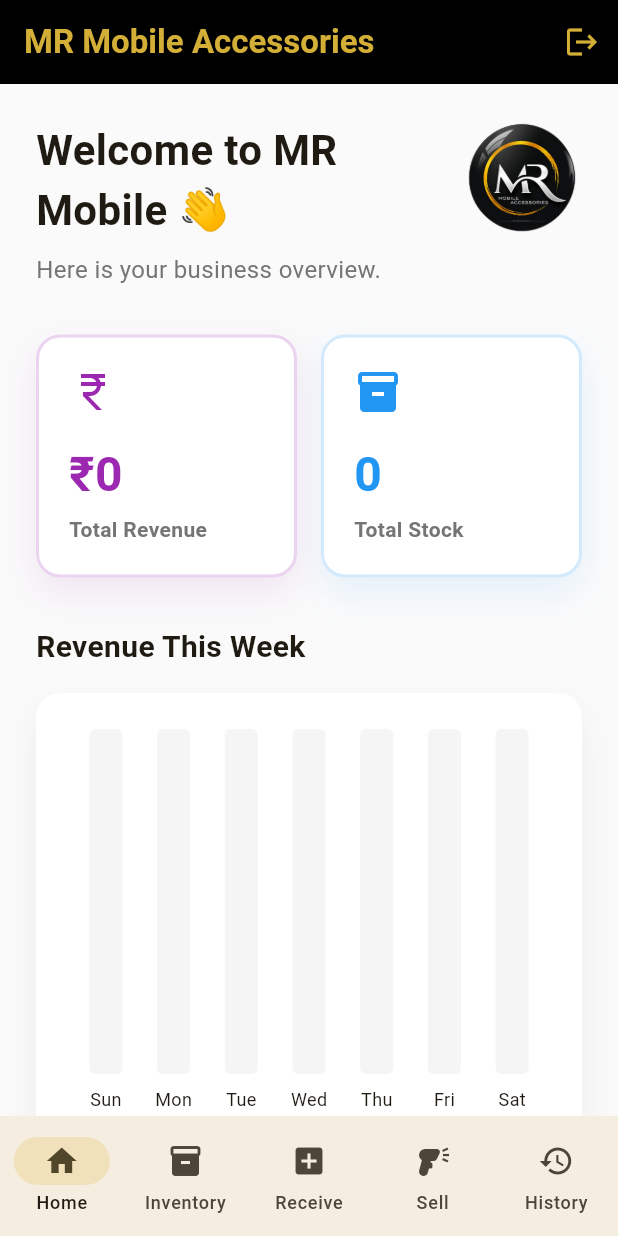
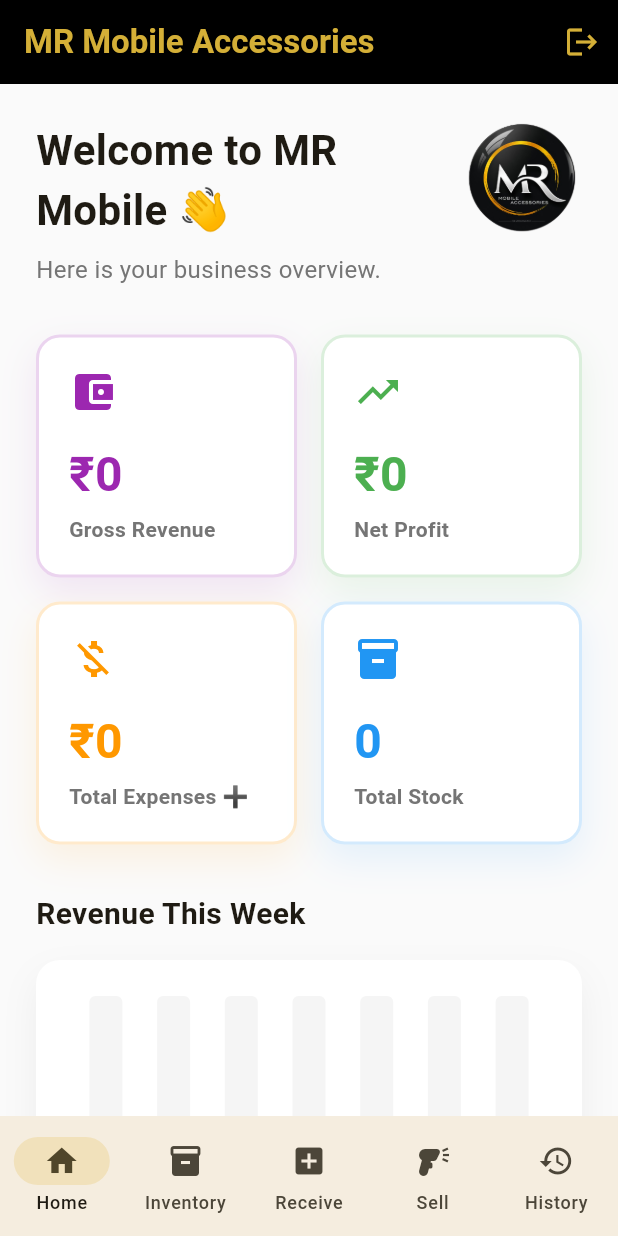
Before and after one commit to kundandr05/mr_shop_inventory, a Flutter app: the screen it shows once a user with an empty profile is signed in, on a phone screen of 412 x 824 dp. Run offline on Flutter 3.47's test engine with Material 3 defaults, Android fonts, the phone set to English and light mode, and no system bars; drawn by our look-alikes of fl_chart; our stand-ins replace image_picker, pdf, printing, share_plus, supabase_flutter; missing offline and left inert: simple_barcode_scanner; accounts and stored records are empty.

Commit message:
Added Expense and Profit Tracking

```diff
--- a/lib/screens/home_screen.dart
+++ b/lib/screens/home_screen.dart
@@ -14,6 +14,8 @@
   int totalProducts = 0;
   int totalStock = 0;
   double totalRevenue = 0.0;
+  double totalExpenses = 0.0;
+  double netProfit = 0.0;
   List<double> weeklySales = List.filled(7, 0.0);
   DateTime startOfWeek = DateTime.now();
   List<dynamic> lowStockProducts = [];
@@ -29,6 +31,7 @@
     try {
       final products = await SupabaseService.getProducts();
       final soldUnits = await SupabaseService.getSoldUnits();
+      final expenses = await SupabaseService.getExpenses();
 
       int stockCount = 0;
       List<dynamic> lowStock = [];
@@ -61,12 +64,19 @@
         }
       }
 
+      double exp = 0;
+      for (var expense in expenses) {
+        exp += (expense['amount'] as num).toDouble();
+      }
+
       if (mounted) {
         setState(() {
           totalProducts = products.length;
           totalStock = stockCount;
           lowStockProducts = lowStock;
           totalRevenue = rev;
+          totalExpenses = exp;
+          netProfit = rev - exp;
           weeklySales = wSales;
           _isLoading = false;
         });
@@ -74,6 +84,38 @@
     } catch (e) {
       if (mounted) setState(() => _isLoading = false);
     }
+  }
+
+  void _showAddExpenseDialog() {
+    final descCtrl = TextEditingController();
+    final amountCtrl = TextEditingController();
+
+    showDialog(
+      context: context,
+      builder: (ctx) => AlertDialog(
+        title: const Text('Log New Expense'),
+        content: Column(
+          mainAxisSize: MainAxisSize.min,
+          children: [
+            TextField(controller: descCtrl, decoration: const InputDecoration(labelText: 'Description (e.g. Rent, Stock)')),
+            TextField(controller: amountCtrl, decoration: const InputDecoration(labelText: 'Amount (₹)'), keyboardType: TextInputType.number),
+          ],
+        ),
+        actions: [
+          TextButton(onPressed: () => Navigator.pop(ctx), child: const Text('Cancel')),
+          ElevatedButton(
+            onPressed: () async {
+              if (descCtrl.text.isEmpty || amountCtrl.text.isEmpty) return;
+              Navigator.pop(ctx);
+              setState(() => _isLoading = true);
+              await SupabaseService.addExpense(descCtrl.text, double.tryParse(amountCtrl.text) ?? 0.0);
+              _loadStats();
+            },
+            child: const Text('Save Expense'),
+          ),
+        ],
+      )
+    );
   }
 
   @override
@@ -113,10 +155,35 @@
             children: [
               Expanded(
                 child: _buildStatCard(
-                  title: 'Total Revenue',
+                  title: 'Gross Revenue',
                   value: '₹${totalRevenue.toStringAsFixed(0)}',
-                  icon: Icons.currency_rupee,
+                  icon: Icons.account_balance_wallet,
                   color: Colors.purple,
+                ),
+              ),
+              const SizedBox(width: 16),
+              Expanded(
+                child: _buildStatCard(
+                  title: 'Net Profit',
+                  value: '₹${netProfit.toStringAsFixed(0)}',
+                  icon: Icons.trending_up,
+                  color: netProfit >= 0 ? Colors.green : Colors.red,
+                ),
+              ),
+            ],
+          ),
+          const SizedBox(height: 16),
+          Row(
+            children: [
+              Expanded(
+                child: GestureDetector(
+                  onTap: _showAddExpenseDialog,
+                  child: _buildStatCard(
+                    title: 'Total Expenses ➕',
+                    value: '₹${totalExpenses.toStringAsFixed(0)}',
+                    icon: Icons.money_off,
+                    color: Colors.orange,
+                  ),
                 ),
               ),
               const SizedBox(width: 16),
--- a/lib/services/supabase_service.dart
+++ b/lib/services/supabase_service.dart
@@ -128,6 +128,24 @@
         .timeout(const Duration(seconds: 8));
     return response;
   }
+
+  // 7. Expense Tracking
+  static Future<List<dynamic>> getExpenses() async {
+    final response = await _supabase
+        .from('expenses')
+        .select()
+        .order('expense_date', ascending: false)
+        .timeout(const Duration(seconds: 8));
+    return response;
+  }
+
+  static Future<void> addExpense(String description, double amount) async {
+    await _supabase.from('expenses').insert({
+      'description': description,
+      'amount': amount,
+      'expense_date': DateTime.now().toUtc().toIso8601String(),
+    }).timeout(const Duration(seconds: 8));
+  }
 }
 
 extension on List {
```
